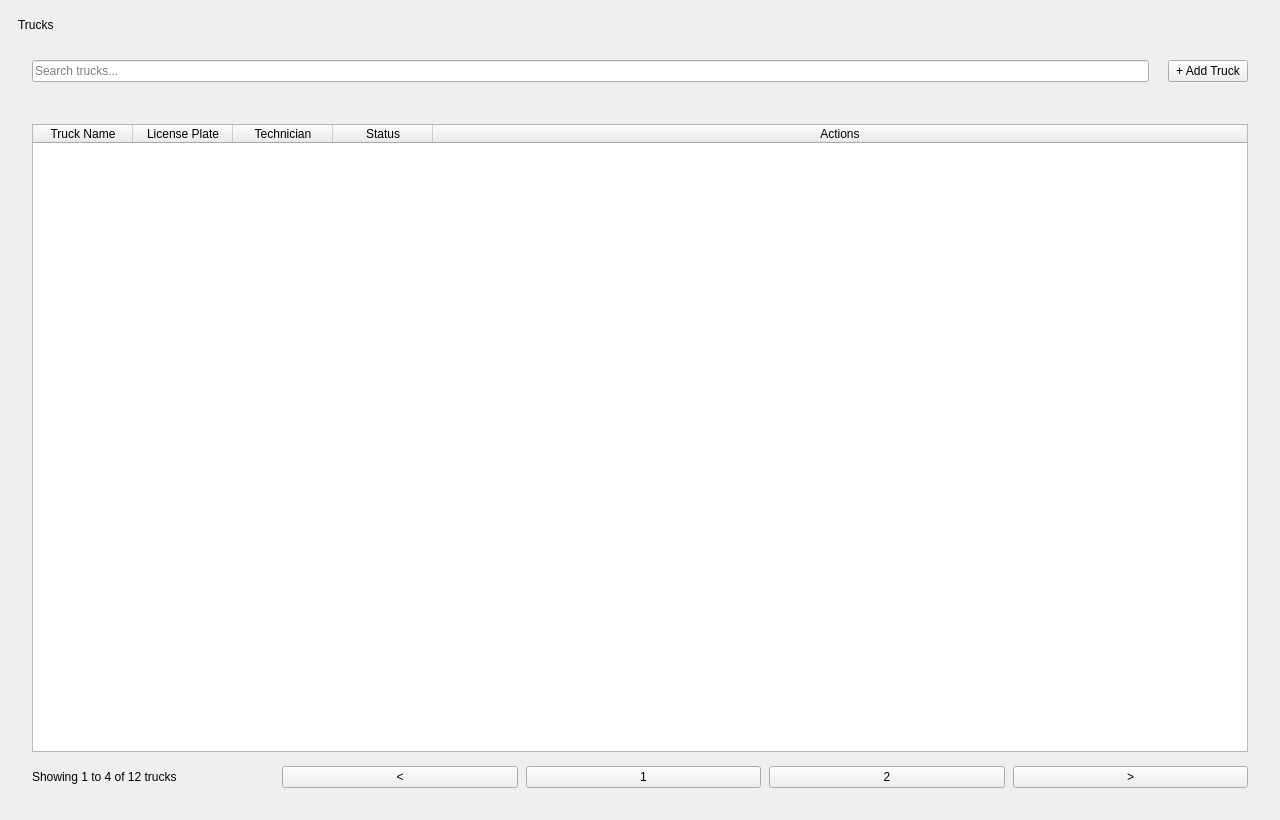
Felipeact/InventoryQtApp, file InventoryQtApp/TrucksPage.ui: the form before one commit.
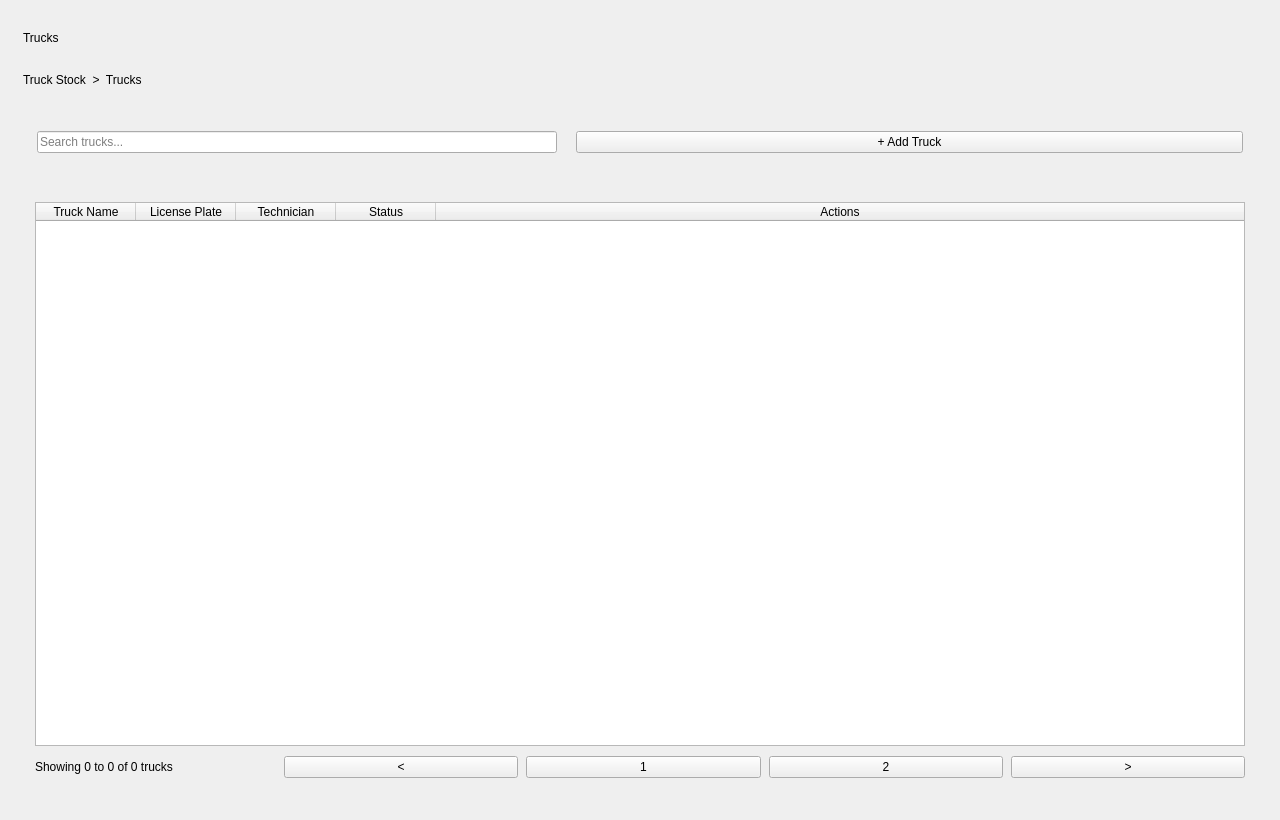
The form after the commit.

Commit message: UPDATED truck page ui dark/light theme

Diff of the .ui file:
```diff
--- a/InventoryQtApp/TrucksPage.ui
+++ b/InventoryQtApp/TrucksPage.ui
@@ -10,30 +10,41 @@
 				<height>820</height>
 			</rect>
 		</property>
+
 		<property name="windowTitle">
 			<string>Trucks</string>
 		</property>
+
 		<property name="styleSheet">
 			<string notr="true"/>
 		</property>
 
 		<layout class="QVBoxLayout" name="rootLayout">
 			<property name="leftMargin">
-				<number>18</number>
+				<number>14</number>
 			</property>
 			<property name="topMargin">
-				<number>18</number>
+				<number>14</number>
 			</property>
 			<property name="rightMargin">
-				<number>18</number>
+				<number>14</number>
 			</property>
 			<property name="bottomMargin">
-				<number>18</number>
+				<number>14</number>
 			</property>
 			<property name="spacing">
-				<number>16</number>
+				<number>12</number>
 			</property>
 
+			<item>
+				<widget class="QWidget" name="pageContainer" native="true">
+					<layout class="QVBoxLayout" name="pageLayout">
+						<property name="spacing">
+							<number>12</number>
+						</property>
+
+						<item>
+							<layout class="QVBoxLayout" name="titleLayout">
 			<item>
 				<widget class="QLabel" name="pageTitle">
 					<property name="text">
@@ -43,7 +54,24 @@
 			</item>
 
 			<item>
-				<widget class="QWidget" name="toolbarCard" native="true">
+									<widget class="QLabel" name="breadcrumbLabel">
+										<property name="text">
+											<string>Truck Stock  &gt;  Trucks</string>
+										</property>
+									</widget>
+								</item>
+							</layout>
+						</item>
+
+						<item>
+							<widget class="QWidget" name="toolbarContainer" native="true">
+								<property name="minimumSize">
+									<size>
+										<width>0</width>
+										<height>72</height>
+									</size>
+								</property>
+
 					<layout class="QHBoxLayout" name="toolbarLayout">
 						<property name="leftMargin">
 							<number>14</number>
@@ -62,15 +90,47 @@
 						</property>
 
 						<item>
+										<widget class="QWidget" name="searchContainer" native="true">
+											<property name="minimumSize">
+												<size>
+													<width>340</width>
+													<height>44</height>
+												</size>
+											</property>
+											<property name="maximumSize">
+												<size>
+													<width>520</width>
+													<height>44</height>
+												</size>
+											</property>
+
+											<layout class="QHBoxLayout" name="searchLayout">
+												<property name="leftMargin">
+													<number>0</number>
+												</property>
+												<property name="topMargin">
+													<number>0</number>
+												</property>
+												<property name="rightMargin">
+													<number>0</number>
+												</property>
+												<property name="bottomMargin">
+													<number>0</number>
+												</property>
+												<property name="spacing">
+													<number>8</number>
+												</property>
+
+												<item>
 							<widget class="QLineEdit" name="searchInput">
-								<property name="minimumWidth">
-									<number>320</number>
-								</property>
 								<property name="placeholderText">
 									<string>Search trucks...</string>
 								</property>
 							</widget>
 						</item>
+											</layout>
+										</widget>
+									</item>
 
 						<item>
 							<spacer name="toolbarSpacer">
@@ -93,25 +153,38 @@
 
 			<item>
 				<widget class="QWidget" name="tableCard" native="true">
+								<property name="maximumSize">
+									<size>
+										<width>16777215</width>
+										<height>600</height>
+									</size>
+								</property>
+
 					<layout class="QVBoxLayout" name="tableCardLayout">
 						<property name="leftMargin">
-							<number>14</number>
+										<number>12</number>
 						</property>
 						<property name="topMargin">
-							<number>14</number>
+										<number>12</number>
 						</property>
 						<property name="rightMargin">
-							<number>14</number>
+										<number>12</number>
 						</property>
 						<property name="bottomMargin">
-							<number>14</number>
+										<number>12</number>
 						</property>
 						<property name="spacing">
-							<number>14</number>
+										<number>10</number>
 						</property>
 
 						<item>
 							<widget class="QTableWidget" name="trucksTable">
+											<property name="minimumSize">
+												<size>
+													<width>0</width>
+													<height>440</height>
+												</size>
+											</property>
 								<property name="columnCount">
 									<number>5</number>
 								</property>
@@ -136,21 +209,25 @@
 										<string>Truck Name</string>
 									</property>
 								</column>
+
 								<column>
 									<property name="text">
 										<string>License Plate</string>
 									</property>
 								</column>
+
 								<column>
 									<property name="text">
 										<string>Technician</string>
 									</property>
 								</column>
+
 								<column>
 									<property name="text">
 										<string>Status</string>
 									</property>
 								</column>
+
 								<column>
 									<property name="text">
 										<string>Actions</string>
@@ -161,6 +238,10 @@
 
 						<item>
 							<widget class="QWidget" name="paginationContainer" native="true">
+											<property name="styleSheet">
+												<string notr="true"/>
+											</property>
+
 								<layout class="QHBoxLayout" name="paginationLayout">
 									<property name="leftMargin">
 										<number>0</number>
@@ -181,7 +262,7 @@
 									<item>
 										<widget class="QLabel" name="paginationLabel">
 											<property name="text">
-												<string>Showing 1 to 4 of 12 trucks</string>
+															<string>Showing 0 to 0 of 0 trucks</string>
 											</property>
 										</widget>
 									</item>
@@ -231,8 +312,23 @@
 					</layout>
 				</widget>
 			</item>
-		</layout>
-	</widget>
+
+						<item>
+							<spacer name="bottomSpacer">
+								<property name="orientation">
+									<enum>Qt::Vertical</enum>
+								</property>
+								<property name="sizeType">
+									<enum>QSizePolicy::Expanding</enum>
+								</property>
+							</spacer>
+						</item>
+					</layout>
+				</widget>
+			</item>
+		</layout>
+	</widget>
+
 	<resources/>
 	<connections/>
 </ui>
```
Left out of the diff: 1 changed line with no effect on the pictures. Lines whose indentation alone changed are shown as unchanged. The commit also changes 3 other files.
